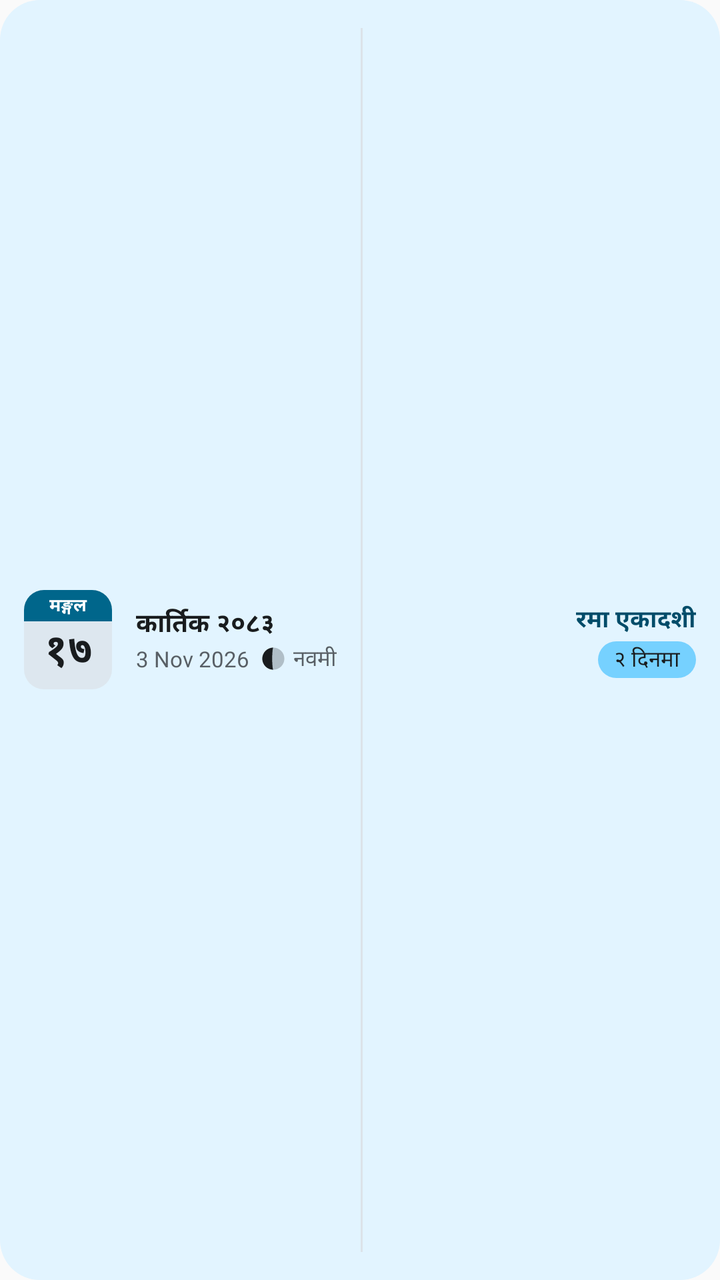
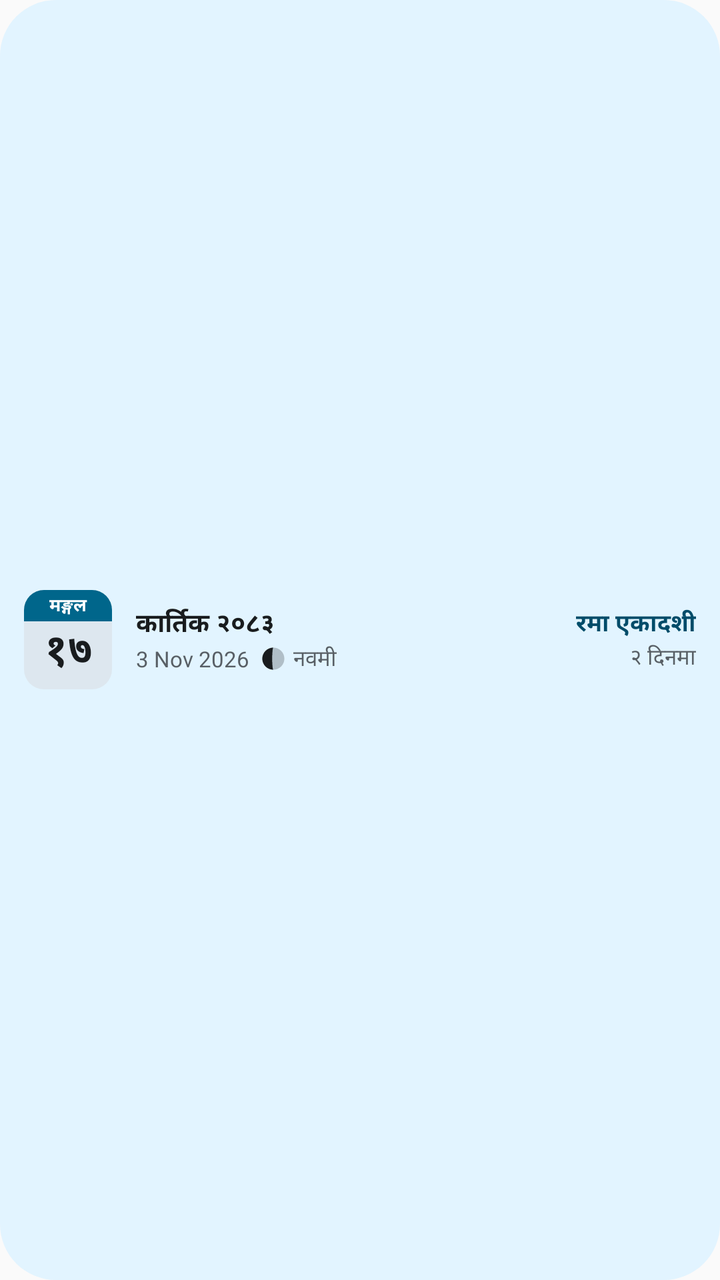

An Android layout rendered at two revisions. The XML below is the earlier revision; the diff shows what the commit changed to produce the second picture.
<!-- AndroidManifest.xml: application theme AppTheme -->
<!-- res/layout/widget_patro_wide.xml -->
<?xml version="1.0" encoding="utf-8"?>
<FrameLayout xmlns:android="http://schemas.android.com/apk/res/android"
    android:id="@+id/widget_root"
    android:layout_width="match_parent"
    android:layout_height="match_parent"
    android:background="@drawable/widget_background">


<LinearLayout
    android:layout_width="match_parent"
    android:layout_height="match_parent"
    android:orientation="horizontal"
    android:gravity="center_vertical"
    android:paddingHorizontal="12dp"
    android:paddingVertical="8dp">

    <LinearLayout
        android:id="@+id/widget_leaf"
        android:layout_width="44dp"
        android:layout_height="wrap_content"
        android:orientation="vertical"
        android:layout_marginEnd="12dp"
        android:background="@drawable/widget_leaf">

        <TextView
            android:id="@+id/widget_leaf_head"
            android:layout_width="match_parent"
            android:layout_height="wrap_content"
            android:gravity="center"
            android:paddingVertical="1dp"
            android:textSize="9sp"
            android:textStyle="bold"
            android:maxLines="1"
            android:textColor="@color/widget_on_head"
            android:background="@drawable/widget_leaf_head"
            android:text="मङ्गल" />

        <TextView
        android:textLocale="ne-NP"
            android:id="@+id/widget_day"
            android:layout_width="match_parent"
            android:layout_height="wrap_content"
            android:gravity="center"
            android:paddingTop="2dp"
            android:paddingBottom="4dp"
            android:textSize="21sp"
            android:textStyle="bold"
            android:includeFontPadding="false"
            android:maxLines="1"
            android:textColor="@color/widget_day"
            android:text="१७" />
    </LinearLayout>

    <LinearLayout
        android:layout_width="wrap_content"
        android:layout_height="wrap_content"
        android:orientation="vertical"
        android:layout_marginEnd="12dp">

        <TextView
            android:id="@+id/widget_month"
            android:layout_width="wrap_content"
            android:layout_height="wrap_content"
            android:textSize="13sp"
            android:textStyle="bold"
            android:maxLines="1"
            android:textColor="@color/widget_text"
            android:text="कार्तिक २०८३" />

        
        <LinearLayout
            android:layout_width="wrap_content"
            android:layout_height="wrap_content"
            android:orientation="horizontal"
            android:gravity="center_vertical">
            <TextView
                android:id="@+id/widget_ad"
                android:layout_width="wrap_content"
                android:layout_height="wrap_content"
                android:textSize="11sp"
                android:maxLines="1"
                android:textColor="@color/widget_muted"
                android:text="3 Nov 2026" />
            <ImageView
                android:id="@+id/widget_moon"
                android:src="@drawable/widget_moon_preview"
                android:layout_width="12dp"
                android:layout_height="12dp"
                android:layout_marginStart="6dp"
                android:layout_marginEnd="4dp"
                android:contentDescription="@null" />
            <TextView
                android:id="@+id/widget_tithi"
                android:layout_width="wrap_content"
                android:layout_height="wrap_content"
                android:textSize="11sp"
                android:maxLines="1"
                android:textColor="@color/widget_muted"
                android:text="नवमी" />
        </LinearLayout>
    </LinearLayout>

    <ImageView
        android:id="@+id/widget_divider1"
        android:layout_width="1dp"
        android:layout_height="match_parent"
        android:layout_marginVertical="6dp"
        android:layout_marginEnd="12dp"
        android:contentDescription="@null"
        android:background="@color/widget_border" />

    <LinearLayout
        android:layout_width="0dp"
        android:layout_weight="1"
        android:layout_height="wrap_content"
        android:orientation="vertical">

        
        <TextView
            android:id="@+id/widget_note"
            android:layout_width="match_parent"
            android:layout_height="wrap_content"
            android:textSize="12sp"
            android:textStyle="bold"
            android:maxLines="1"
            android:ellipsize="end"
            android:gravity="end"
            android:textColor="@color/widget_accent"
            android:text="रमा एकादशी" />

        
        <TextView
            android:id="@+id/widget_next"
            android:layout_width="wrap_content"
            android:layout_height="wrap_content"
            android:layout_gravity="end"
            android:layout_marginTop="2dp"
            android:paddingHorizontal="8dp"
            android:paddingVertical="1dp"
            android:background="@drawable/widget_chip"
            android:textSize="11sp"
            android:maxLines="1"
            android:ellipsize="end"
            android:textColor="@color/widget_text"
            android:text="२ दिनमा" />
    </LinearLayout>

    
    <TextView android:id="@+id/widget_weekday"
        android:layout_width="wrap_content" android:layout_height="wrap_content"
        android:visibility="gone" android:text="" />
</LinearLayout>
</FrameLayout>
<!-- resources referenced by this layout -->
<resources>
  <color name="widget_accent">#A80D26</color>
  <color name="widget_border">#DDE1E9</color>
  <color name="widget_muted">#646C7E</color>
  <color name="widget_on_head">#FFFFFF</color>
  <color name="widget_text">#141824</color>
  <!-- drawable widget_background (drawable) -->
  <?xml version="1.0" encoding="utf-8"?>
  <shape xmlns:android="http://schemas.android.com/apk/res/android" android:shape="rectangle">
      <solid android:color="@color/widget_surface" />
      <corners android:radius="20dp" />
  </shape>
  <!-- drawable widget_chip (drawable) -->
  <?xml version="1.0" encoding="utf-8"?>
  <shape xmlns:android="http://schemas.android.com/apk/res/android" android:shape="rectangle">
      <solid android:color="@color/widget_today" />
      <corners android:radius="999dp" />
  </shape>
  <!-- drawable widget_leaf (drawable) -->
  <?xml version="1.0" encoding="utf-8"?>
  <shape xmlns:android="http://schemas.android.com/apk/res/android" android:shape="rectangle">
      <solid android:color="@color/widget_leaf" />
      <corners android:radius="10dp" />
  </shape>
  <!-- drawable widget_leaf_head (drawable) -->
  <?xml version="1.0" encoding="utf-8"?>
  <shape xmlns:android="http://schemas.android.com/apk/res/android" android:shape="rectangle">
      <solid android:color="@color/widget_head" />
      <corners
          android:topLeftRadius="10dp"
          android:topRightRadius="10dp"
          android:bottomLeftRadius="0dp"
          android:bottomRightRadius="0dp" />
  </shape>
  <!-- drawable widget_moon_preview (drawable) -->
  <?xml version="1.0" encoding="utf-8"?>
  <vector xmlns:android="http://schemas.android.com/apk/res/android"
      android:width="12dp"
      android:height="12dp"
      android:viewportWidth="24"
      android:viewportHeight="24">
      <path
          android:fillColor="@color/widget_text"
          android:fillAlpha="0.25"
          android:pathData="M12,0.96 A11.04,11.04 0 1,1 12,23.04 A11.04,11.04 0 1,1 12,0.96 Z" />
      <path
          android:fillColor="@color/widget_text"
          android:pathData="M12,0.96 A11.04,11.04 0 0,0 12,23.04 A1.15,11.04 0 0,1 12,0.96 Z" />
  </vector>
  <style name="AppTheme" parent="Theme.AppCompat.Light.DarkActionBar">
          
          <item name="colorPrimary">@color/colorPrimary</item>
          <item name="colorPrimaryDark">@color/colorPrimaryDark</item>
          <item name="colorAccent">@color/colorAccent</item>
      </style>
  <color name="widget_surface">#EBFFFFFF</color>
  <color name="widget_today">#FBE9EC</color>
  <color name="widget_leaf">#B3E6E9F0</color>
  <color name="widget_head">#A80D26</color>
  <color name="colorPrimary">#0E1220</color>
  <color name="colorPrimaryDark">#0E1220</color>
  <color name="colorAccent">#A80D26</color>
</resources>

<!-- the commit's change to res/layout/widget_patro_wide.xml (unified diff, before → after) -->
@@ -100,15 +100,6 @@
         </LinearLayout>
     </LinearLayout>
 
-    <ImageView
-        android:id="@+id/widget_divider1"
-        android:layout_width="1dp"
-        android:layout_height="match_parent"
-        android:layout_marginVertical="6dp"
-        android:layout_marginEnd="12dp"
-        android:contentDescription="@null"
-        android:background="@color/widget_border" />
-
     <LinearLayout
         android:layout_width="0dp"
         android:layout_weight="1"
@@ -134,14 +125,10 @@
             android:layout_width="wrap_content"
             android:layout_height="wrap_content"
             android:layout_gravity="end"
-            android:layout_marginTop="2dp"
-            android:paddingHorizontal="8dp"
-            android:paddingVertical="1dp"
-            android:background="@drawable/widget_chip"
             android:textSize="11sp"
             android:maxLines="1"
             android:ellipsize="end"
-            android:textColor="@color/widget_text"
+            android:textColor="@color/widget_muted"
             android:text="२ दिनमा" />
     </LinearLayout>
 
<!-- resource entries referenced after the edit -->
@@ -1,21 +1,14 @@
 <!-- resources referenced by this layout -->
 <resources>
-  <color name="widget_accent">#A80D26</color>
-  <color name="widget_border">#DDE1E9</color>
-  <color name="widget_muted">#646C7E</color>
+  <color name="widget_accent">#A4161A</color>
+  <color name="widget_muted">#6B5A48</color>
   <color name="widget_on_head">#FFFFFF</color>
-  <color name="widget_text">#141824</color>
+  <color name="widget_text">#3A2A1E</color>
   <!-- drawable widget_background (drawable) -->
   <?xml version="1.0" encoding="utf-8"?>
   <shape xmlns:android="http://schemas.android.com/apk/res/android" android:shape="rectangle">
       <solid android:color="@color/widget_surface" />
-      <corners android:radius="20dp" />
-  </shape>
-  <!-- drawable widget_chip (drawable) -->
-  <?xml version="1.0" encoding="utf-8"?>
-  <shape xmlns:android="http://schemas.android.com/apk/res/android" android:shape="rectangle">
-      <solid android:color="@color/widget_today" />
-      <corners android:radius="999dp" />
+      <corners android:radius="@dimen/widget_radius" />
   </shape>
   <!-- drawable widget_leaf (drawable) -->
   <?xml version="1.0" encoding="utf-8"?>
@@ -54,10 +47,10 @@
           <item name="colorPrimaryDark">@color/colorPrimaryDark</item>
           <item name="colorAccent">@color/colorAccent</item>
       </style>
-  <color name="widget_surface">#EBFFFFFF</color>
-  <color name="widget_today">#FBE9EC</color>
-  <color name="widget_leaf">#B3E6E9F0</color>
-  <color name="widget_head">#A80D26</color>
+  <color name="widget_surface">#F5F7F2E8</color>
+  <dimen name="widget_radius">20dp</dimen>
+  <color name="widget_leaf">#FFFFFF</color>
+  <color name="widget_head">#A4161A</color>
   <color name="colorPrimary">#0E1220</color>
   <color name="colorPrimaryDark">#0E1220</color>
   <color name="colorAccent">#A80D26</color>
